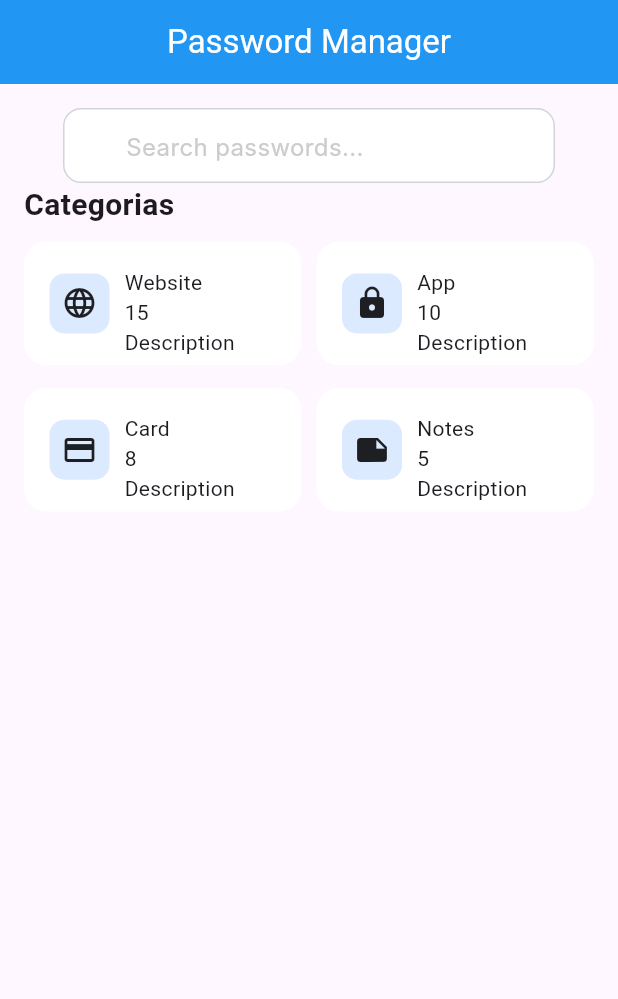
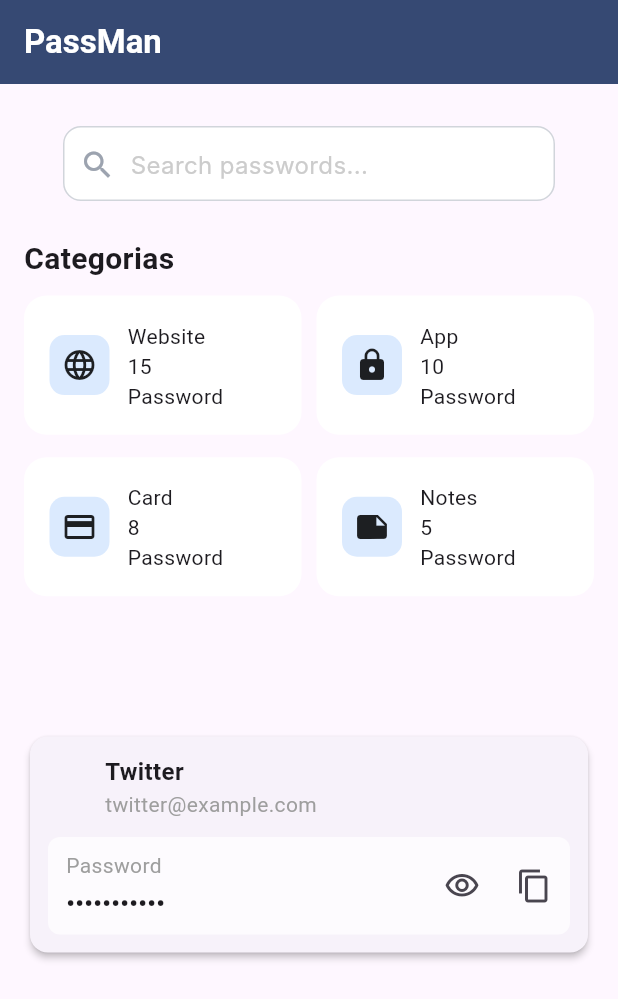
Before and after one commit to YanGarrido/Projeto_Gerenciador_Senha_Flutter, a Flutter app: the screen it shows after launch, on a phone screen of 412 x 824 dp. Shown: the top 999 px of the screen. Run offline on Flutter 3.47's test engine with Material 3 defaults, Android fonts, the phone set to English and light mode, and no system bars; Roboto replaces fonts that are missing (Inter).

Commit message:
feat: criação do widget c password_view

```diff
--- a/lib/home/home_page.dart
+++ b/lib/home/home_page.dart
@@ -1,6 +1,8 @@
 import 'package:flutter/material.dart';
 import 'package:flutter_application_1/home/widgets/categories.dart';
+import 'package:flutter_application_1/home/widgets/password_view.dart';
 import 'package:flutter_application_1/home/widgets/search_bar_widget.dart';
+import 'package:flutter_application_1/shared/app_colors.dart';
 
 class HomePage extends StatelessWidget {
   const HomePage({super.key});
@@ -9,12 +11,12 @@ class HomePage extends StatelessWidget {
   Widget build(BuildContext context) {
     return Scaffold(
       appBar: AppBar(
-        centerTitle: true,
+        centerTitle: false,
         title: const Text(
-          'Password Manager',
-          style: TextStyle(color: Colors.white),
+          'PassMan',
+          style: TextStyle(color: Colors.white, fontWeight: FontWeight.bold),
         ),
-        backgroundColor: Colors.blue,
+        backgroundColor: AppColors.darkblue,
       ),
       body: Padding(
         padding: const EdgeInsets.symmetric(horizontal: 16.0),
@@ -38,6 +40,11 @@ class HomePage extends StatelessWidget {
                   ),
                 ),
                 Categories(),
+                PasswordView(
+                  title: 'Twitter',
+                  email: 'twitter@example.com',
+                  password: 'twitter_password',
+                ),
               ],
             ),
           ],
--- a/lib/home/widgets/categories.dart
+++ b/lib/home/widgets/categories.dart
@@ -8,14 +8,15 @@ class Categories extends StatelessWidget {
   @override
   Widget build(BuildContext context) {
     final controller = HomeController();
+
     return SizedBox(
-      height: 600,
+      height: 300,
       child: GridView.builder(
         gridDelegate: SliverGridDelegateWithFixedCrossAxisCount(
           crossAxisSpacing: 10,
           mainAxisSpacing: 5,
           crossAxisCount: 2,
-          childAspectRatio: 2,
+          childAspectRatio: 1.8,
         ),
         itemCount: controller.categories.length,
         itemBuilder: (context, index) {
--- a/lib/home/widgets/categories_button.dart
+++ b/lib/home/widgets/categories_button.dart
@@ -24,9 +24,9 @@ class CategoriesButton extends StatelessWidget {
         color: Colors.white,
       ),
       child: Row(
-        spacing: 10,
         children: [
           Container(
+            margin: const EdgeInsets.only(right: 12.0),
             width: 40,
             height: 40,
             decoration: BoxDecoration(
@@ -46,7 +46,7 @@ class CategoriesButton extends StatelessWidget {
             children: [
               Text(categoryName),
               Text(value),
-              Text('Description'),
+              Text('Password'),
             ],
           ),
         ],
--- /dev/null
+++ b/lib/home/widgets/password_view.dart
@@ -0,0 +1,122 @@
+import 'package:flutter/material.dart';
+import 'package:flutter/services.dart';
+
+class PasswordView extends StatefulWidget {
+  final String title;
+  final String email;
+  final String password;
+
+  const PasswordView({
+    super.key,
+    required this.title,
+    required this.email,
+    required this.password,
+  });
+
+  @override
+  State<PasswordView> createState() => _PasswordViewState();
+}
+
+class _PasswordViewState extends State<PasswordView> {
+  bool _isPasswordVisible = false;
+
+  void _copyToClipboard() {
+    Clipboard.setData(ClipboardData(text: widget.password));
+  }
+
+  @override
+  Widget build(BuildContext context) {
+    return Card(
+      elevation: 2,
+      shape: RoundedRectangleBorder(
+        borderRadius: BorderRadius.circular(12),
+      ),
+      child: Column(
+        crossAxisAlignment: CrossAxisAlignment.start,
+        children: [
+          Padding(
+            padding: const EdgeInsets.only(left: 50, top: 12),
+            child: Column(
+              crossAxisAlignment: CrossAxisAlignment.start,
+              children: [
+                Text(
+                  widget.title,
+                  style: const TextStyle(
+                    fontSize: 16,
+                    fontWeight: FontWeight.bold,
+                  ),
+                ),
+                Text(
+                  widget.email,
+                  style: const TextStyle(
+                    fontSize: 14,
+                    color: Colors.grey,
+                  ),
+                ),
+              ],
+            ),
+          ),
+          Padding(
+            padding: const EdgeInsets.all(12.0),
+            child: Container(
+              height: 65,
+              decoration: BoxDecoration(
+                borderRadius: BorderRadius.circular(8),
+                color: Colors.white70,
+              ),
+              child: Row(
+                mainAxisAlignment: MainAxisAlignment.spaceBetween,
+                crossAxisAlignment: CrossAxisAlignment.center,
+                children: [
+                  Padding(
+                    padding: const EdgeInsets.only(left: 12.0),
+                    child: Column(
+                      mainAxisAlignment: MainAxisAlignment.center,
+                      crossAxisAlignment: CrossAxisAlignment.start,
+                      children: [
+                        const Text(
+                          'Password',
+                          style: TextStyle(fontSize: 14, color: Colors.grey),
+                        ),
+                        const SizedBox(
+                          height: 4,
+                        ),
+                        Text(
+                          _isPasswordVisible ? widget.password : '•••••••••••',
+                          style: const TextStyle(
+                            fontSize: 16,
+                            fontWeight: FontWeight.bold,
+                          ),
+                        ),
+                      ],
+                    ),
+                  ),
+                  Row(
+                    children: [
+                      IconButton(
+                        icon: Icon(
+                          _isPasswordVisible
+                              ? Icons.visibility_off_outlined
+                              : Icons.visibility_outlined,
+                        ),
+                        onPressed: () {
+                          setState(() {
+                            _isPasswordVisible = !_isPasswordVisible;
+                          });
+                        },
+                      ),
+                      IconButton(
+                        icon: Icon(Icons.copy_outlined),
+                        onPressed: _copyToClipboard,
+                      ),
+                    ],
+                  ),
+                ],
+              ),
+            ),
+          ),
+        ],
+      ),
+    );
+  }
+}
--- a/lib/home/widgets/search_bar_widget.dart
+++ b/lib/home/widgets/search_bar_widget.dart
@@ -5,7 +5,8 @@ class SearchBarWidget extends StatelessWidget {
 
   @override
   Widget build(BuildContext context) {
-    return SizedBox(
+    return Container(
+      margin: const EdgeInsets.only(top: 12.0, bottom: 24.0),
       width: 328,
       height: 50,
       child: Stack(
@@ -18,7 +19,7 @@ class SearchBarWidget extends StatelessWidget {
               height: 50,
               padding: const EdgeInsets.only(
                 top: 13,
-                left: 41,
+                left: 10,
                 right: 17,
                 bottom: 13,
               ),
@@ -30,10 +31,16 @@ class SearchBarWidget extends StatelessWidget {
                 ),
               ),
               child: Row(
+                spacing: 10,
                 mainAxisSize: MainAxisSize.min,
                 mainAxisAlignment: MainAxisAlignment.start,
                 crossAxisAlignment: CrossAxisAlignment.center,
                 children: [
+                  Icon(
+                    Icons.search,
+                    color: const Color(0xFF9CA3AF),
+                    size: 24,
+                  ),
                   Text(
                     'Search passwords...',
                     style: TextStyle(
--- a/lib/shared/app_colors.dart
+++ b/lib/shared/app_colors.dart
@@ -2,4 +2,5 @@ import 'dart:ui';
 
 class AppColors {
   static const Color lightblue = Color(0xFFDBEAFE);
+  static const Color darkblue = Color(0xFF364973);
 }
```
